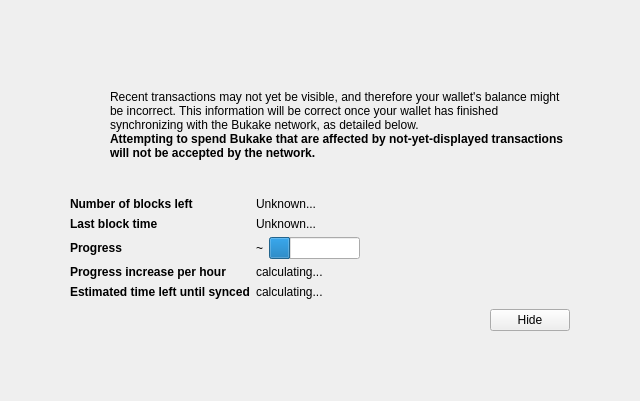
Bukakecoin/bukakecore, file src/qt/forms/modaloverlay.ui: the form before one commit.
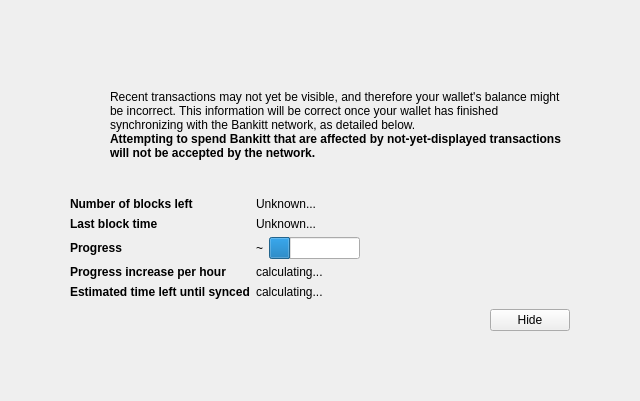
The form after the commit. Icons and pictures are not drawn. Custom widgets are drawn as their Qt base class.

```diff
--- a/src/qt/forms/modaloverlay.ui
+++ b/src/qt/forms/modaloverlay.ui
@@ -128,7 +128,7 @@
              <item>
               <widget class="QLabel" name="infoText">
                <property name="text">
-                <string>Recent transactions may not yet be visible, and therefore your wallet's balance might be incorrect. This information will be correct once your wallet has finished synchronizing with the Bukake network, as detailed below.</string>
+                <string>Recent transactions may not yet be visible, and therefore your wallet's balance might be incorrect. This information will be correct once your wallet has finished synchronizing with the Bankitt network, as detailed below.</string>
                </property>
                <property name="textFormat">
                 <enum>Qt::RichText</enum>
@@ -147,7 +147,7 @@
                 </font>
                </property>
                <property name="text">
-                <string>Attempting to spend Bukake that are affected by not-yet-displayed transactions will not be accepted by the network.</string>
+                <string>Attempting to spend Bankitt that are affected by not-yet-displayed transactions will not be accepted by the network.</string>
                </property>
                <property name="textFormat">
                 <enum>Qt::RichText</enum>
```
